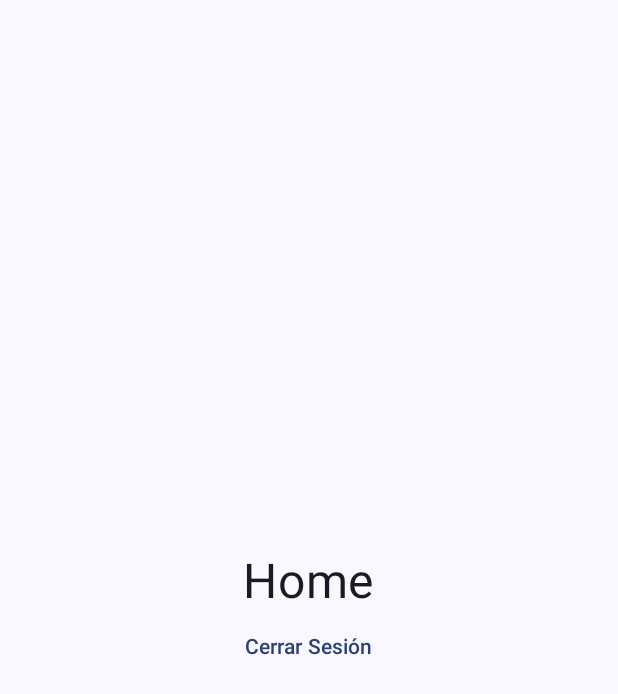
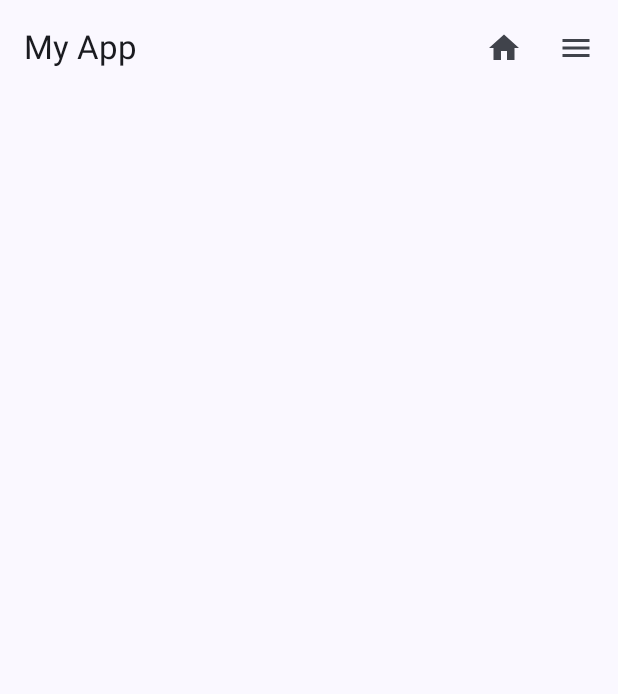
Before and after one commit to MarceloAcunaOsorio/APPSemana_4, an Android app built with Jetpack Compose: the composable Home shown on its own in the app's theme, on a phone screen of 412 x 824 dp. Shown: the top 694 px of the screen. Run offline under Robolectric (Android 15) with nearby library versions, the phone set to English and light mode, and no system bars; our stand-ins replace Firebase (no records; nobody signed in at launch, a user with empty details on screens opened directly), livedata-compose; 1 statement that could not run was skipped.

Commit message:
se agrega pagina Home

```diff
--- a/app/src/main/java/com/marceloacuna/appsemana4/AuthViewModel.kt
+++ b/app/src/main/java/com/marceloacuna/appsemana4/AuthViewModel.kt
@@ -73,9 +73,9 @@ class AuthViewModel : ViewModel() {
             _authState.value = AuthState.Error("password invalida")
             return
         }
-        else if(confirmarContraseña.isEmpty())
+        else if(confirmarContraseña != password)
         {
-            _authState.value = AuthState.Error("password invalida")
+            _authState.value = AuthState.Error("password no coinciden")
             return
         }
         else if(fechaNacimiento.isEmpty())
--- a/app/src/main/java/com/marceloacuna/appsemana4/Pages/HomePage.kt
+++ b/app/src/main/java/com/marceloacuna/appsemana4/Pages/HomePage.kt
@@ -1,26 +1,42 @@
 package com.marceloacuna.appsemana4.Pages
 
-import androidx.compose.foundation.layout.Arrangement
-import androidx.compose.foundation.layout.Column
-import androidx.compose.foundation.layout.fillMaxSize
+
+
+import android.widget.Toast
+import androidx.compose.material.icons.Icons
+import androidx.compose.material.icons.filled.Favorite
+import androidx.compose.material.icons.filled.Home
+import androidx.compose.material.icons.filled.Menu
+import androidx.compose.material.icons.filled.MoreVert
+import androidx.compose.material3.DropdownMenu
+import androidx.compose.material3.DropdownMenuItem
+import androidx.compose.material3.ExperimentalMaterial3Api
+import androidx.compose.material3.Icon
+import androidx.compose.material3.IconButton
 import androidx.compose.material3.Text
-import androidx.compose.material3.TextButton
+import androidx.compose.material3.TopAppBar
 import androidx.compose.runtime.Composable
 import androidx.compose.runtime.LaunchedEffect
+import androidx.compose.runtime.getValue
 import androidx.compose.runtime.livedata.observeAsState
-import androidx.compose.ui.Alignment
+import androidx.compose.runtime.mutableStateOf
+import androidx.compose.runtime.remember
+import androidx.compose.runtime.setValue
 import androidx.compose.ui.Modifier
-import androidx.compose.ui.unit.sp
+import androidx.compose.ui.platform.LocalContext
 import androidx.navigation.NavController
 import com.marceloacuna.appsemana4.AuthState
 import com.marceloacuna.appsemana4.AuthViewModel
 import com.marceloacuna.appsemana4.Routes
 
 
+@OptIn(ExperimentalMaterial3Api::class)
 @Composable
 fun Home (modifier: Modifier = Modifier, navController: NavController, authViewModel: AuthViewModel) {
 
     val authState = authViewModel.authState.observeAsState()
+    var showMenu by remember{ mutableStateOf(false) }
+    var context = LocalContext.current
 
     LaunchedEffect(authState.value) {
         when(authState.value){
@@ -29,16 +45,28 @@ fun Home (modifier: Modifier = Modifier, navController: NavController, authViewM
         }
     }
 
+    TopAppBar(
+        title = { Text(text = "My App") },
+        actions = {
+            IconButton(onClick = {Toast.makeText(context,"Home",Toast.LENGTH_SHORT).show()}) {
+                Icon(Icons.Default.Home,"")
+            }
 
-    Column (
-        modifier = modifier.fillMaxSize(),
-        verticalArrangement = Arrangement.Center,
-        horizontalAlignment = Alignment.CenterHorizontally
-    ){
-        Text(text = "Home", fontSize = 32.sp)
+            IconButton(onClick = {showMenu = !showMenu}) {
+                Icon(Icons.Default.Menu,"")
+            }
 
-        TextButton(onClick = {authViewModel.cerrarSesion()}) {
-            Text(text = "Cerrar Sesión")
+            DropdownMenu(
+                expanded = showMenu,
+                onDismissRequest = {showMenu = false}
+            ) {
+                DropdownMenuItem(text = { Text(text = "Settings")}, onClick = {Toast.makeText(context,"Settings",Toast.LENGTH_SHORT).show()})
+
+                DropdownMenuItem(text = { Text(text = "Logout")}, onClick = {authViewModel.cerrarSesion()})
+            }
         }
-    }
+    )
+
+
+
 }
--- a/app/src/main/java/com/marceloacuna/appsemana4/Pages/LoginPage.kt
+++ b/app/src/main/java/com/marceloacuna/appsemana4/Pages/LoginPage.kt
@@ -57,7 +57,7 @@ fun Login(modifier: Modifier = Modifier,navController: NavController,authViewMod
 
     LaunchedEffect(authState.value) {
         when(authState.value){
-            is AuthState.Authenticated -> navController.navigate("Home")
+            is AuthState.Authenticated -> navController.navigate(Routes.home)
             is AuthState.Error -> Toast.makeText(context,
                 (authState.value as AuthState.Error).message,Toast.LENGTH_SHORT).show()
             else -> Unit
```
